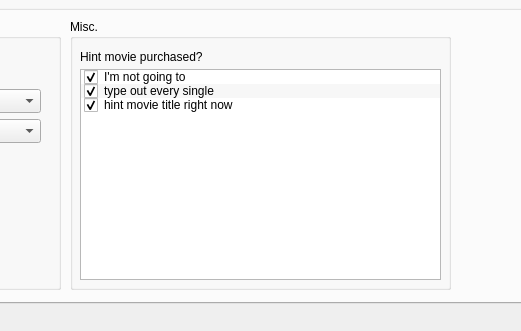
yomcube/Penguin-old, file mainwindow.ui: the form before one commit; both pictures show x 305 to 826 and y 389 to 720 of the 1000 by 720 pixel window.
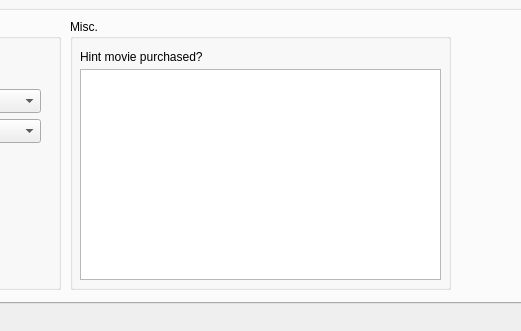
The form after the commit. Icons and pictures are not drawn.

```diff
--- a/mainwindow.ui
+++ b/mainwindow.ui
@@ -1457,30 +1457,6 @@
        <property name="alternatingRowColors">
         <bool>true</bool>
        </property>
-       <item>
-        <property name="text">
-         <string>I'm not going to</string>
-        </property>
-        <property name="checkState">
-         <enum>Checked</enum>
-        </property>
-       </item>
-       <item>
-        <property name="text">
-         <string>type out every single</string>
-        </property>
-        <property name="checkState">
-         <enum>Checked</enum>
-        </property>
-       </item>
-       <item>
-        <property name="text">
-         <string>hint movie title right now</string>
-        </property>
-        <property name="checkState">
-         <enum>Checked</enum>
-        </property>
-       </item>
       </widget>
       <widget class="QLabel" name="label_24">
        <property name="geometry">
```
Left out of the diff: 2 changed lines with no effect on the pictures.
